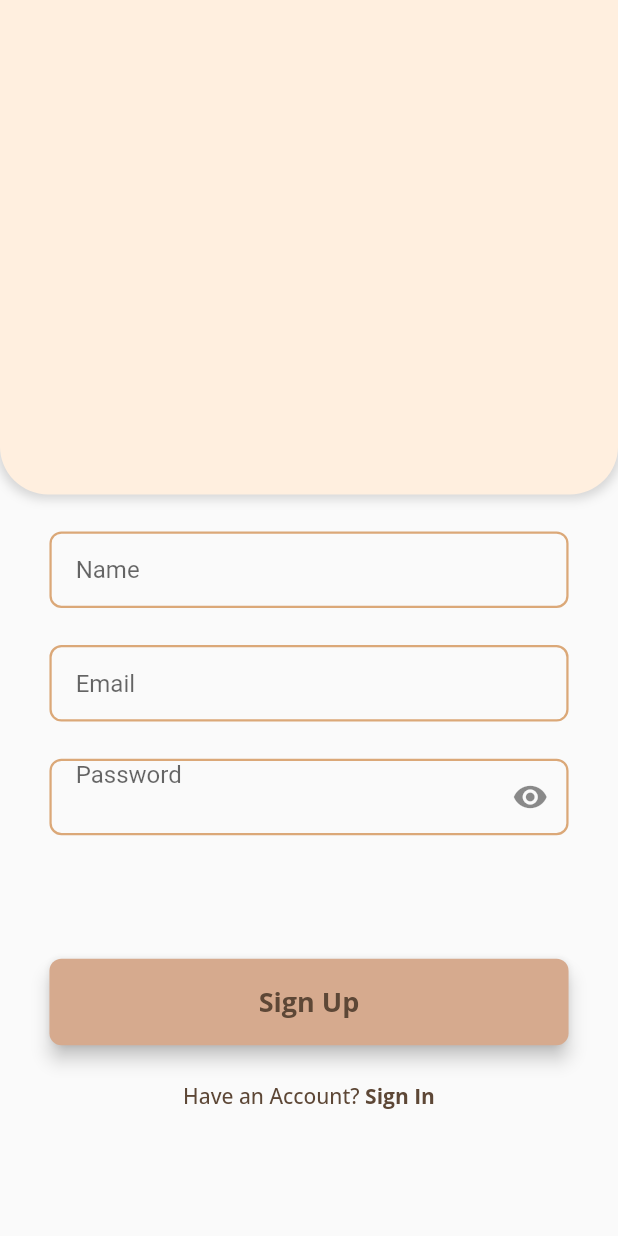
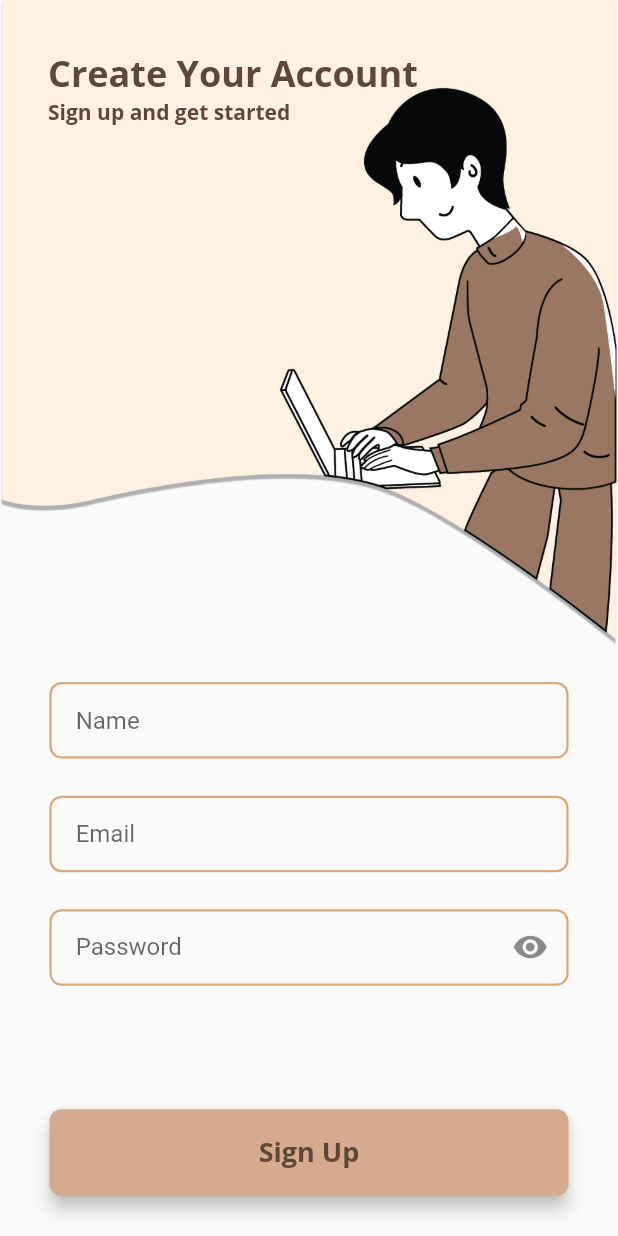
Before and after one commit to michellealexandra/lemari2, a Flutter app: the screen it shows after launch, after a tap on "Sign Up", on a phone screen of 412 x 824 dp. Run offline on Flutter 3.47's test engine with Material 2 defaults, Android fonts, the light colour scheme and no system bars; our stand-ins replace cloud_firestore, dropdown_formfield, email_validator, equatable, firebase_auth, firebase_core and 8 more; accounts and stored records are empty.

Commit message:
ui login sign up done
kurang delete dan update data dan profile

```diff
--- a/lib/ui/login.dart
+++ b/lib/ui/login.dart
@@ -30,21 +30,77 @@ class _LoginState extends State<Login> {
           children: [
             ListView(children: [
               Container(
-                height: MediaQuery.of(context).size.height * 0.4,
+                height: 430,
                 decoration: BoxDecoration(
-                    color: Color(0xffFFEFDF),
-                    borderRadius: BorderRadius.only(
-                        bottomLeft: Radius.circular(32),
-                        bottomRight: Radius.circular(32)),
-                    boxShadow: [
-                      BoxShadow(
-                        color: Colors.grey.withOpacity(0.4),
-                        spreadRadius: 2,
-                        blurRadius: 5,
-                        offset: Offset(0, 1),
+                    image: DecorationImage(
+                        image: AssetImage('assets/images/login.png'),
+                        fit: BoxFit.fill)),
+
+                child: Padding(
+                  padding: const EdgeInsets.all(32.0),
+                  child: Column(
+                    crossAxisAlignment: CrossAxisAlignment.start,
+                    children: [
+                      Text(
+                        "Welcome Back,",
+                        style: TextStyle(
+                            fontSize: 24,
+                            fontFamily: GoogleFonts.openSans().fontFamily,
+                            fontWeight: FontWeight.bold,
+                            color: Color(0XFF5D4736)),
                       ),
-                    ]),
+                      Text(
+                        "Sign in to continue",
+                        style: TextStyle(
+                            fontSize: 14,
+                            fontFamily: GoogleFonts.openSans().fontFamily,
+                            fontWeight: FontWeight.w700,
+                            color: Color(0XFF5D4736)),
+                      )
+                    ],
+                  ),
+                ),
               ),
+              // Container(
+              //   height: MediaQuery.of(context).size.height * 0.4,
+              //   decoration: BoxDecoration(
+              //       color: Color(0xffFFEFDF),
+              //       borderRadius: BorderRadius.only(
+              //           bottomLeft: Radius.circular(32),
+              //           bottomRight: Radius.circular(32)),
+              //       boxShadow: [
+              //         BoxShadow(
+              //           color: Colors.grey.withOpacity(0.4),
+              //           spreadRadius: 2,
+              //           blurRadius: 5,
+              //           offset: Offset(0, 1),
+              //         ),
+              //       ]),
+              //   child: Padding(
+              //     padding: const EdgeInsets.all(32.0),
+              //     child: Column(
+              //       crossAxisAlignment: CrossAxisAlignment.start,
+              //       children: [
+              //         Text(
+              //           "Welcome Back,",
+              //           style: TextStyle(
+              //               fontSize: 24,
+              //               fontFamily: GoogleFonts.openSans().fontFamily,
+              //               fontWeight: FontWeight.bold,
+              //               color: Color(0XFF5D4736)),
+              //         ),
+              //         Text(
+              //           "Sign in to continue",
+              //           style: TextStyle(
+              //               fontSize: 14,
+              //               fontFamily: GoogleFonts.openSans().fontFamily,
+              //               fontWeight: FontWeight.w700,
+              //               color: Color(0XFF5D4736)),
+              //         )
+              //       ],
+              //     ),
+              //   ),
+              // ),
               Form(
                   key: _formKey,
                   child: Column(
@@ -99,7 +155,7 @@ class _LoginState extends State<Login> {
                             hintText: "Password",
                             border: InputBorder.none,
                             contentPadding:
-                                EdgeInsets.only(left: 16, right: 16),
+                                EdgeInsets.only(left: 16, right: 16, top: 14),
                             suffixIcon: new GestureDetector(
                               onTap: () {
                                 setState(() {
--- a/lib/ui/profile.dart
+++ b/lib/ui/profile.dart
@@ -18,9 +18,7 @@ class _ProfileState extends State<Profile> {
             content: Text("Are you sure you want to delete this picture?"),
             actions: [
               ElevatedButton(
-                  onPressed: () {
-                    Navigator.of(ctx).pop();
-                  },
+                  onPressed: () {Navigator.of(ctx).pop();},
                   child: Text(
                     "Cancel",
                     style: TextStyle(
--- a/lib/ui/register.dart
+++ b/lib/ui/register.dart
@@ -27,21 +27,76 @@ class _RegisterState extends State<Register> {
           children: [
             ListView(children: [
               Container(
-                height: MediaQuery.of(context).size.height * 0.4,
+                height: 430,
                 decoration: BoxDecoration(
-                    color: Color(0xffFFEFDF),
-                    borderRadius: BorderRadius.only(
-                        bottomLeft: Radius.circular(32),
-                        bottomRight: Radius.circular(32)),
-                    boxShadow: [
-                      BoxShadow(
-                        color: Colors.grey.withOpacity(0.4),
-                        spreadRadius: 2,
-                        blurRadius: 5,
-                        offset: Offset(0, 1),
+                    image: DecorationImage(
+                        image: AssetImage('assets/images/signup.png'),
+                        fit: BoxFit.fill)),
+                child: Padding(
+                  padding: const EdgeInsets.all(32.0),
+                  child: Column(
+                    crossAxisAlignment: CrossAxisAlignment.start,
+                    children: [
+                      Text(
+                        "Create Your Account",
+                        style: TextStyle(
+                            fontSize: 24,
+                            fontFamily: GoogleFonts.openSans().fontFamily,
+                            fontWeight: FontWeight.bold,
+                            color: Color(0XFF5D4736)),
                       ),
-                    ]),
+                      Text(
+                        "Sign up and get started",
+                        style: TextStyle(
+                            fontSize: 14,
+                            fontFamily: GoogleFonts.openSans().fontFamily,
+                            fontWeight: FontWeight.w700,
+                            color: Color(0XFF5D4736)),
+                      )
+                    ],
+                  ),
+                ),
               ),
+              // Container(
+              //   height: MediaQuery.of(context).size.height * 0.4,
+              //   decoration: BoxDecoration(
+              //       color: Color(0xffFFEFDF),
+              //       borderRadius: BorderRadius.only(
+              //           bottomLeft: Radius.circular(32),
+              //           bottomRight: Radius.circular(32)),
+              //       boxShadow: [
+              //         BoxShadow(
+              //           color: Colors.grey.withOpacity(0.4),
+              //           spreadRadius: 2,
+              //           blurRadius: 5,
+              //           offset: Offset(0, 1),
+              //         ),
+              //       ]),
+              //   child: Padding(
+              //     padding: const EdgeInsets.all(32.0),
+              //     child: Column(
+              //       crossAxisAlignment: CrossAxisAlignment.start,
+              //       children: [
+              //         Text(
+              //           "Create Your Account",
+              //           style: TextStyle(
+              //               fontSize: 24,
+              //               fontFamily: GoogleFonts.openSans().fontFamily,
+              //               fontWeight: FontWeight.bold,
+              //               color: Color(0XFF5D4736)),
+              //         ),
+              //         Text(
+              //           "Sign up and get started",
+              //           style: TextStyle(
+              //               fontSize: 14,
+              //               fontFamily: GoogleFonts.openSans().fontFamily,
+              //               fontWeight: FontWeight.w700,
+              //               color: Color(0XFF5D4736)),
+              //         )
+              //       ],
+              //     ),
+              //   ),
+              // ),
               Form(
                   key: _formKey,
                   child: Column(
@@ -125,7 +180,7 @@ class _RegisterState extends State<Register> {
                             hintText: "Password",
                             border: InputBorder.none,
                             contentPadding:
-                                EdgeInsets.only(left: 16, right: 16),
+                                EdgeInsets.only(left: 16, right: 16, top: 14),
                             suffixIcon: new GestureDetector(
                               onTap: () {
                                 setState(() {
```
Also changed, not shown: assets/images/login.png (added), assets/images/signup.png (added).
